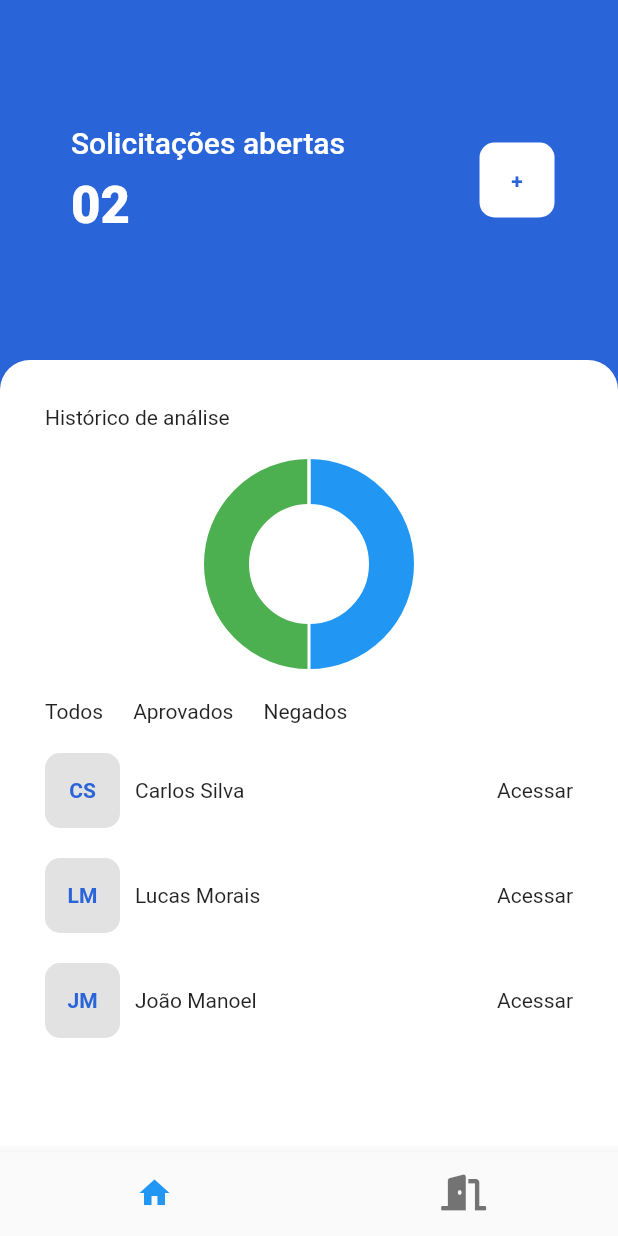
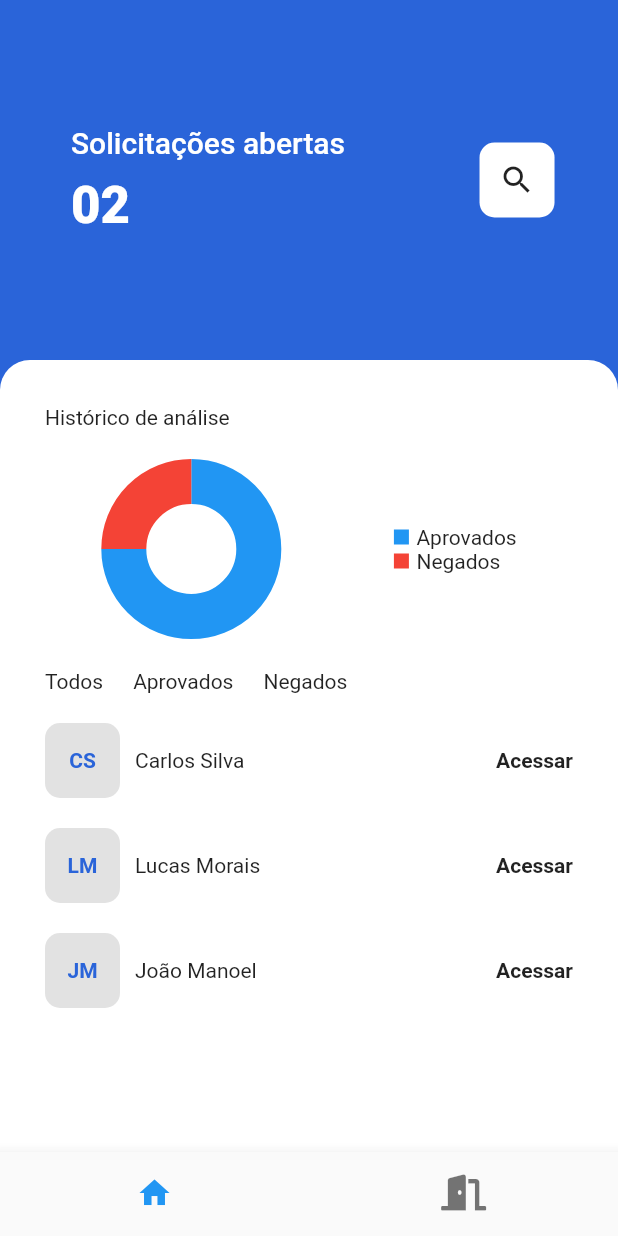
Before and after one commit to celsosoares/ST_Credit, a Flutter app: the HomeAnalyst screen opened directly, on a phone screen of 412 x 824 dp. Run offline on Flutter 3.47's test engine with Material 2 defaults, Android fonts, the phone set to English and light mode, and no system bars; drawn by our look-alikes of fl_chart; our stand-ins replace cloud_firestore, firebase_auth, firebase_core, font_awesome_flutter, google_fonts; accounts and stored records are empty.

Commit message:
refactoring code to analyst's pages

```diff
--- a/lib/chart/donutChart.dart
+++ b/lib/chart/donutChart.dart
@@ -11,27 +11,57 @@ class DonutChart extends StatefulWidget {
 class _DonutChartState extends State<DonutChart> {
   @override
   Widget build(BuildContext context) {
-    return Container(
-      height: 140,
+    return  Row(
+      mainAxisAlignment: MainAxisAlignment.spaceAround,
+      children: [ Container(
+      height: 120,
+      width: 120,
       child: PieChart(
           PieChartData(
               startDegreeOffset: -90,
               sections:[
                 PieChartSectionData(
-            value: 30,
+                    value: 75,
                     radius: 30,
                     showTitle: false,
-            color: Colors.blue
+                    color: Colors.blue,
+                    title: 'Aprovados'
                 ),
                 PieChartSectionData(
-              value: 30,
+                    value: 25,
                     radius: 30,
                     showTitle: false,
-              color: Colors.green
+                    color: Colors.red,
+                    title: 'Negados'
                 )
-        ]
+              ],
+              borderData: FlBorderData(show: false),
+              sectionsSpace: 0
           )
       ),
+    ),
+        Column(
+          crossAxisAlignment: CrossAxisAlignment.start,
+          children: [
+            _buildLegend(color: Colors.blue, label: 'Aprovados'),
+            _buildLegend(color: Colors.red, label: 'Negados')
+          ],
+        )
+      ],
     );
   }
 }
+
+Widget _buildLegend({required Color color, required String label}) {
+  return Row(
+    children: [
+      Container(
+        width: 10,
+        height: 10,
+        color: color,
+      ),
+      SizedBox(width: 5),
+      Text(label),
+    ],
+  );
+}
--- a/lib/pages/analystRequests.dart
+++ b/lib/pages/analystRequests.dart
@@ -1,5 +1,6 @@
 import 'package:flutter/material.dart';
 import 'package:st_credit/pages/clientInfo.dart';
+import 'package:st_credit/pages/homeAnalyst.dart';
 import 'package:st_credit/pages/initialPage.dart';
 
 class AnalystRequests extends StatefulWidget{
@@ -23,7 +24,7 @@ class _AnalystRequestsState extends State<AnalystRequests>{
               context,
               MaterialPageRoute(
                   builder: (context) =>
-                      InitialPage())),
+                      HomeAnalyst())),
         ),
         backgroundColor: Colors.white,
       ),
--- a/lib/pages/clientInfo.dart
+++ b/lib/pages/clientInfo.dart
@@ -1,5 +1,6 @@
 import 'package:flutter/material.dart';
 import 'package:st_credit/pages/AnalysisDone.dart';
+import 'package:st_credit/pages/analystRequests.dart';
 
 import 'initialPage.dart';
 
@@ -18,16 +19,12 @@ class _ClientInfoState extends State<ClientInfo>{
         leading:  IconButton(
           icon: const Icon(Icons.arrow_back),
           color: Colors.black,
-          onPressed: () => Navigator.push(
-              context,
-              MaterialPageRoute(
-                  builder: (context) =>
-                      InitialPage())),
+          onPressed: () => Navigator.of(context).pop(),
         ),
         backgroundColor: Colors.white,
       ),
       body:  Padding(
-        padding: EdgeInsets.all(20),
+        padding: const EdgeInsets.all(20),
         child:
       Column(
         crossAxisAlignment: CrossAxisAlignment.start,
--- a/lib/pages/homeAnalyst.dart
+++ b/lib/pages/homeAnalyst.dart
@@ -1,6 +1,9 @@
 import 'package:flutter/material.dart';
 import 'package:font_awesome_flutter/font_awesome_flutter.dart';
 import 'package:st_credit/chart/donutChart.dart';
+import 'package:st_credit/pages/analystRequests.dart';
+
+import 'clientInfo.dart';
 
 class HomeAnalyst extends StatefulWidget{
 
@@ -25,11 +28,11 @@ class _HomeAnalystState extends State<HomeAnalyst>{
               child: Row(
                 mainAxisAlignment: MainAxisAlignment.spaceAround,
                 children: [
-                  Column(
+                  const Column(
                     mainAxisAlignment: MainAxisAlignment.center,
                     crossAxisAlignment: CrossAxisAlignment.start,
                     children: [
-                      const Padding(
+                       Padding(
                         padding: EdgeInsets.all(5),
                         child: Text(
                           'Solicitações abertas',
@@ -43,7 +46,7 @@ class _HomeAnalystState extends State<HomeAnalyst>{
                         padding: const EdgeInsets.all(5),
                         child: Text(
                           "02",
-                          style: const TextStyle(
+                          style:  TextStyle(
                               fontSize: 34,
                               color: Color(0xFFFFFFFF),
                               fontWeight: FontWeight.w800),
@@ -51,7 +54,14 @@ class _HomeAnalystState extends State<HomeAnalyst>{
                       ),
                     ],
                   ),
-                  Container(
+                  GestureDetector(
+                    onTap: (){
+                      Navigator.push(
+                          context,
+                          MaterialPageRoute(
+                              builder: (context) => AnalystRequests()));
+                    },
+                    child:  Container(
                       height: 50,
                       width: 50,
                       decoration: BoxDecoration(
@@ -59,14 +69,11 @@ class _HomeAnalystState extends State<HomeAnalyst>{
                         borderRadius: BorderRadius.circular(10),
                       ),
                       child: const Center(
-                      child: Text(
-                        "+",
-                        style: TextStyle(
-                            color: Color(0xFF2A64D9),
-                            fontWeight: FontWeight.w600),
+                        child: Icon(Icons.search),
                       ),
                     ),
-                  ),
+                  )
+
                 ],
               ),
             ),
@@ -80,18 +87,18 @@ class _HomeAnalystState extends State<HomeAnalyst>{
                     topLeft: Radius.circular(20.0),
                     topRight: Radius.circular(20.0),
                   )),
-              padding: EdgeInsets.all(30),
+              padding: const EdgeInsets.all(30),
               child:  Column(
                 children: [
-                  Row(
+                  const Row(
                     children: [
                       Text("Histórico de análise")
                     ],
                   ),
-                  SizedBox(height: 20),
+                  const SizedBox(height: 20),
                   DonutChart(),
-                  SizedBox(height: 20),
-                  Row(
+                  const SizedBox(height: 20),
+                  const Row(
                     children: [
                       Text("Todos"),
                       SizedBox(width: 20),
@@ -100,7 +107,7 @@ class _HomeAnalystState extends State<HomeAnalyst>{
                       Text("Negados")
                     ],
                   ),
-                  SizedBox(height: 20),
+                  const SizedBox(height: 20),
                   Row(
                     mainAxisAlignment: MainAxisAlignment.spaceBetween,
                     children: [
@@ -122,11 +129,19 @@ class _HomeAnalystState extends State<HomeAnalyst>{
                               ),
                             ),
                           ),
-                          SizedBox(width: 10),
-                          Text("Carlos Silva")
+                          const SizedBox(width: 10),
+                          const Text("Carlos Silva")
                         ],
                       ),
-                      Text("Acessar")
+                      GestureDetector(
+                        onTap: (){
+                          Navigator.push(
+                              context,
+                              MaterialPageRoute(
+                                  builder: (context) => ClientInfo()));
+                        },
+                        child: const Text("Acessar", style: TextStyle(fontWeight: FontWeight.bold),),
+                      )
                     ],
                   ),
                   SizedBox(height: 20),
@@ -155,7 +170,15 @@ class _HomeAnalystState extends State<HomeAnalyst>{
                           Text("Lucas Morais")
                         ],
                       ),
-                      Text("Acessar")
+                      GestureDetector(
+                        onTap: (){
+                          Navigator.push(
+                              context,
+                              MaterialPageRoute(
+                                  builder: (context) => ClientInfo()));
+                        },
+                        child: const Text("Acessar", style: TextStyle(fontWeight: FontWeight.bold),),
+                      )
                     ],
                   ),
                 const SizedBox(height: 20)
@@ -184,7 +207,15 @@ class _HomeAnalystState extends State<HomeAnalyst>{
                           Text("João Manoel")
                         ],
                       ),
-                      Text("Acessar")
+                      GestureDetector(
+                        onTap: (){
+                          Navigator.push(
+                              context,
+                              MaterialPageRoute(
+                                  builder: (context) => ClientInfo()));
+                        },
+                        child: const Text("Acessar", style: TextStyle(fontWeight: FontWeight.bold),),
+                      )
                     ],
                   ),
                 ],
```
Lines whose indentation alone changed are shown as unchanged.
